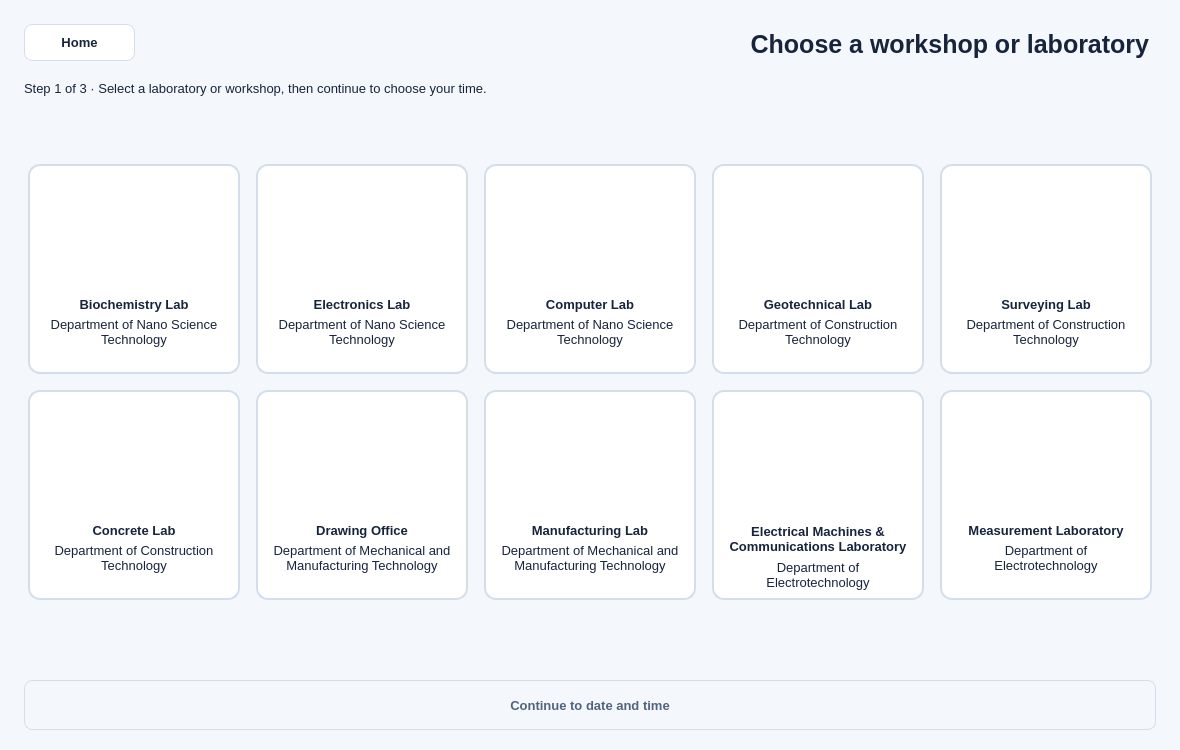
This is ui/forms/selection.ui in PPAS-Rashmika/SYNCLAB-Centralized-Workshop-Laboratory-Allocation-Platform as Qt 5 draws it before an edit. The edited form follows.
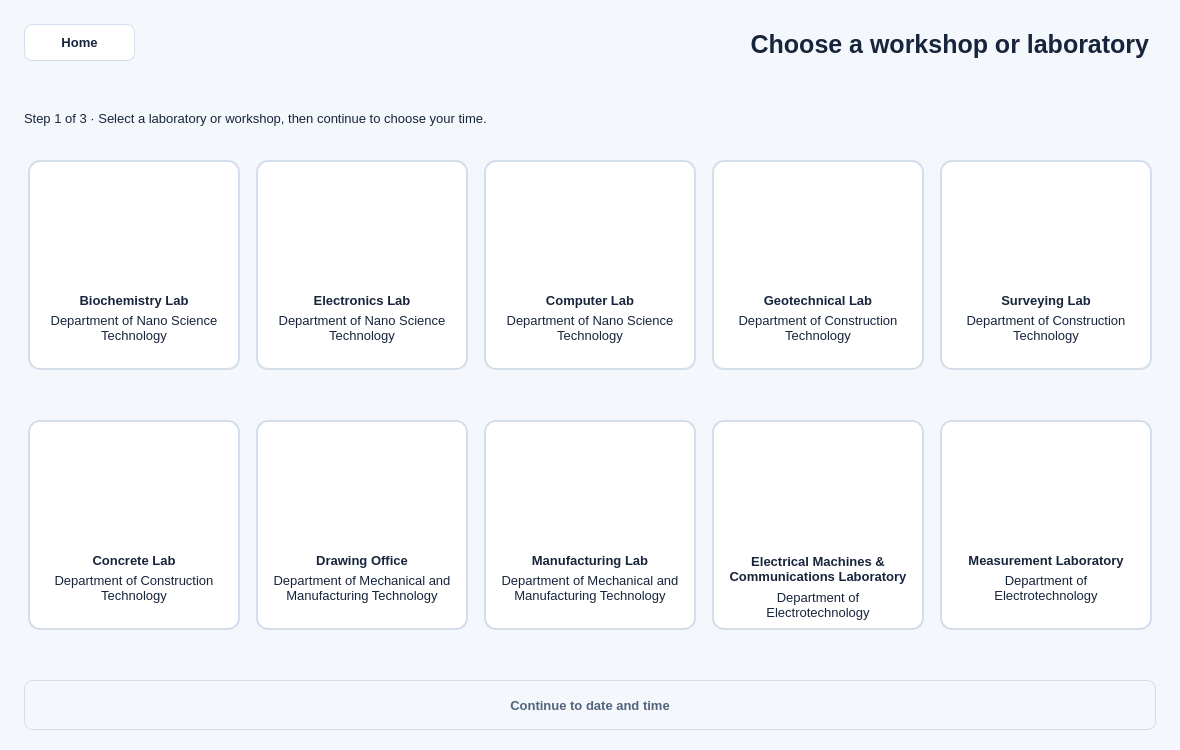
This is the edited form. Icons and pictures are not drawn.

What changed in the file:
```diff
--- a/ui/forms/selection.ui
+++ b/ui/forms/selection.ui
@@ -88,12 +88,11 @@
    <property name="geometry">
     <rect>
      <x>24</x>
-     <y>80</y>
+     <y>110</y>
      <width>1132</width>
      <height>17</height>
     </rect>
    </property>
-   <!-- පෙන්වන text එක මෙහි වෙනස් කරන්න; dynamic text C++ මගින් නැවත යෙදිය හැක. -->
    <property name="text">
     <string>Step 1 of 3 · Select a laboratory or workshop, then continue to choose your time.</string>
    </property>
@@ -108,9 +107,9 @@
    <property name="geometry">
     <rect>
      <x>24</x>
-     <y>160</y>
+     <y>140</y>
      <width>1132</width>
-     <height>443</height>
+     <height>501</height>
     </rect>
    </property>
    <property name="frameShape">
@@ -133,21 +132,19 @@
       <x>0</x>
       <y>0</y>
       <width>1132</width>
-      <height>443</height>
+      <height>501</height>
      </rect>
     </property>
-    <!-- cardFrame01: card හෝ border සහිත කොටස; name එක C++ code එකේද භාවිත විය හැක. -->
     <widget class="QFrame" name="cardFrame01">
      <!-- ස්ථානය x/y වලින්ද ප්‍රමාණය width/height වලින්ද වෙනස් කරන්න. -->
      <property name="geometry">
       <rect>
        <x>4</x>
-       <y>4</y>
+       <y>20</y>
        <width>212</width>
        <height>210</height>
       </rect>
      </property>
-     <!-- මෙම control එකේ පාට, border, padding සහ radius සඳහා CSS rules මෙහි ඇත. -->
      <property name="styleSheet">
       <string>QFrame#cardFrame01 { background:#FFFFFF; border:2px solid #D4DEEB; border-radius:12px; } QFrame#cardFrame01[selected=&quot;true&quot;] { background:#EAF2FF; border-color:#6099F5; }</string>
      </property>
@@ -282,12 +279,11 @@
      <property name="geometry">
       <rect>
        <x>232</x>
-       <y>4</y>
+       <y>20</y>
        <width>212</width>
        <height>210</height>
       </rect>
      </property>
-     <!-- මෙම control එකේ පාට, border, padding සහ radius සඳහා CSS rules මෙහි ඇත. -->
      <property name="styleSheet">
       <string>QFrame#cardFrame02 { background:#FFFFFF; border:2px solid #D4DEEB; border-radius:12px; } QFrame#cardFrame02[selected=&quot;true&quot;] { background:#EAF2FF; border-color:#6099F5; }</string>
      </property>
@@ -422,12 +418,11 @@
      <property name="geometry">
       <rect>
        <x>460</x>
-       <y>4</y>
+       <y>20</y>
        <width>212</width>
        <height>210</height>
       </rect>
      </property>
-     <!-- මෙම control එකේ පාට, border, padding සහ radius සඳහා CSS rules මෙහි ඇත. -->
      <property name="styleSheet">
       <string>QFrame#cardFrame03 { background:#FFFFFF; border:2px solid #D4DEEB; border-radius:12px; } QFrame#cardFrame03[selected=&quot;true&quot;] { background:#EAF2FF; border-color:#6099F5; }</string>
      </property>
@@ -562,12 +557,11 @@
      <property name="geometry">
       <rect>
        <x>688</x>
-       <y>4</y>
+       <y>20</y>
        <width>212</width>
        <height>210</height>
       </rect>
      </property>
-     <!-- මෙම control එකේ පාට, border, padding සහ radius සඳහා CSS rules මෙහි ඇත. -->
      <property name="styleSheet">
       <string>QFrame#cardFrame05 { background:#FFFFFF; border:2px solid #D4DEEB; border-radius:12px; } QFrame#cardFrame05[selected=&quot;true&quot;] { background:#EAF2FF; border-color:#6099F5; }</string>
      </property>
@@ -702,12 +696,11 @@
      <property name="geometry">
       <rect>
        <x>916</x>
-       <y>4</y>
+       <y>20</y>
        <width>212</width>
        <height>210</height>
       </rect>
      </property>
-     <!-- මෙම control එකේ පාට, border, padding සහ radius සඳහා CSS rules මෙහි ඇත. -->
      <property name="styleSheet">
       <string>QFrame#cardFrame06 { background:#FFFFFF; border:2px solid #D4DEEB; border-radius:12px; } QFrame#cardFrame06[selected=&quot;true&quot;] { background:#EAF2FF; border-color:#6099F5; }</string>
      </property>
@@ -842,12 +835,11 @@
      <property name="geometry">
       <rect>
        <x>4</x>
-       <y>230</y>
+       <y>280</y>
        <width>212</width>
        <height>210</height>
       </rect>
      </property>
-     <!-- මෙම control එකේ පාට, border, padding සහ radius සඳහා CSS rules මෙහි ඇත. -->
      <property name="styleSheet">
       <string>QFrame#cardFrame07 { background:#FFFFFF; border:2px solid #D4DEEB; border-radius:12px; } QFrame#cardFrame07[selected=&quot;true&quot;] { background:#EAF2FF; border-color:#6099F5; }</string>
      </property>
@@ -982,12 +974,11 @@
      <property name="geometry">
       <rect>
        <x>232</x>
-       <y>230</y>
+       <y>280</y>
        <width>212</width>
        <height>210</height>
       </rect>
      </property>
-     <!-- මෙම control එකේ පාට, border, padding සහ radius සඳහා CSS rules මෙහි ඇත. -->
      <property name="styleSheet">
       <string>QFrame#cardFrame11 { background:#FFFFFF; border:2px solid #D4DEEB; border-radius:12px; } QFrame#cardFrame11[selected=&quot;true&quot;] { background:#EAF2FF; border-color:#6099F5; }</string>
      </property>
@@ -1122,12 +1113,11 @@
      <property name="geometry">
       <rect>
        <x>460</x>
-       <y>230</y>
+       <y>280</y>
        <width>212</width>
        <height>210</height>
       </rect>
      </property>
-     <!-- මෙම control එකේ පාට, border, padding සහ radius සඳහා CSS rules මෙහි ඇත. -->
      <property name="styleSheet">
       <string>QFrame#cardFrame12 { background:#FFFFFF; border:2px solid #D4DEEB; border-radius:12px; } QFrame#cardFrame12[selected=&quot;true&quot;] { background:#EAF2FF; border-color:#6099F5; }</string>
      </property>
@@ -1262,12 +1252,11 @@
      <property name="geometry">
       <rect>
        <x>688</x>
-       <y>230</y>
+       <y>280</y>
        <width>212</width>
        <height>210</height>
       </rect>
      </property>
-     <!-- මෙම control එකේ පාට, border, padding සහ radius සඳහා CSS rules මෙහි ඇත. -->
      <property name="styleSheet">
       <string>QFrame#cardFrame14 { background:#FFFFFF; border:2px solid #D4DEEB; border-radius:12px; } QFrame#cardFrame14[selected=&quot;true&quot;] { background:#EAF2FF; border-color:#6099F5; }</string>
      </property>
@@ -1402,12 +1391,11 @@
      <property name="geometry">
       <rect>
        <x>916</x>
-       <y>230</y>
+       <y>280</y>
        <width>212</width>
        <height>210</height>
       </rect>
      </property>
-     <!-- මෙම control එකේ පාට, border, padding සහ radius සඳහා CSS rules මෙහි ඇත. -->
      <property name="styleSheet">
       <string>QFrame#cardFrame15 { background:#FFFFFF; border:2px solid #D4DEEB; border-radius:12px; } QFrame#cardFrame15[selected=&quot;true&quot;] { background:#EAF2FF; border-color:#6099F5; }</string>
      </property>
```
Left out of the diff: 235 changed lines with no effect on the pictures.
